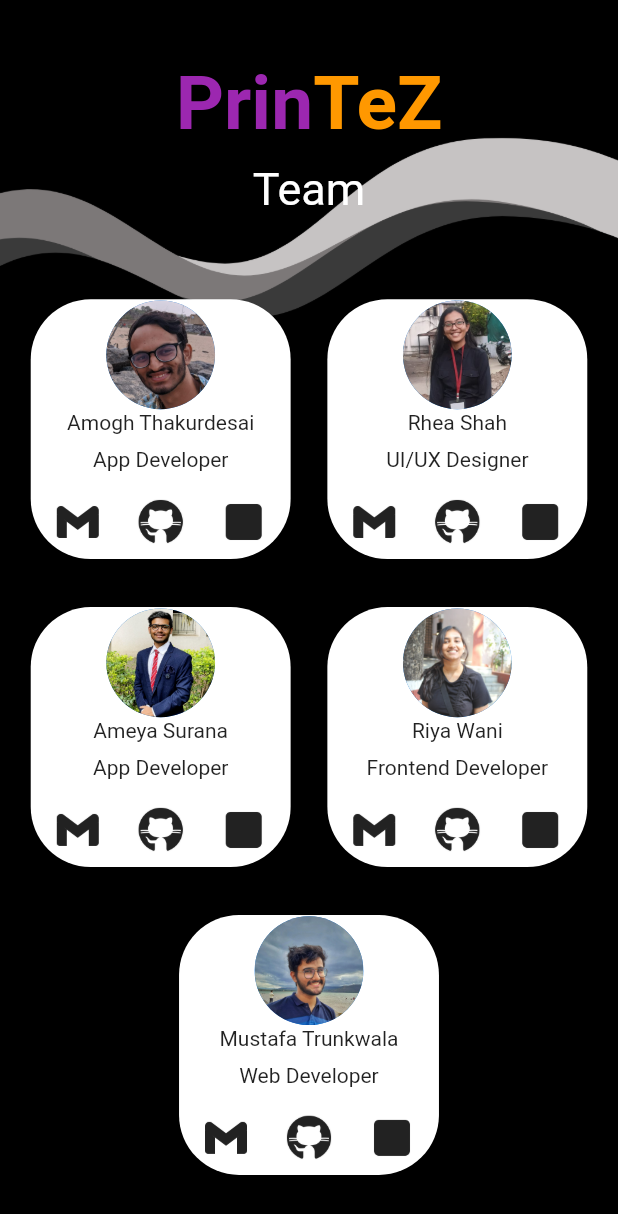
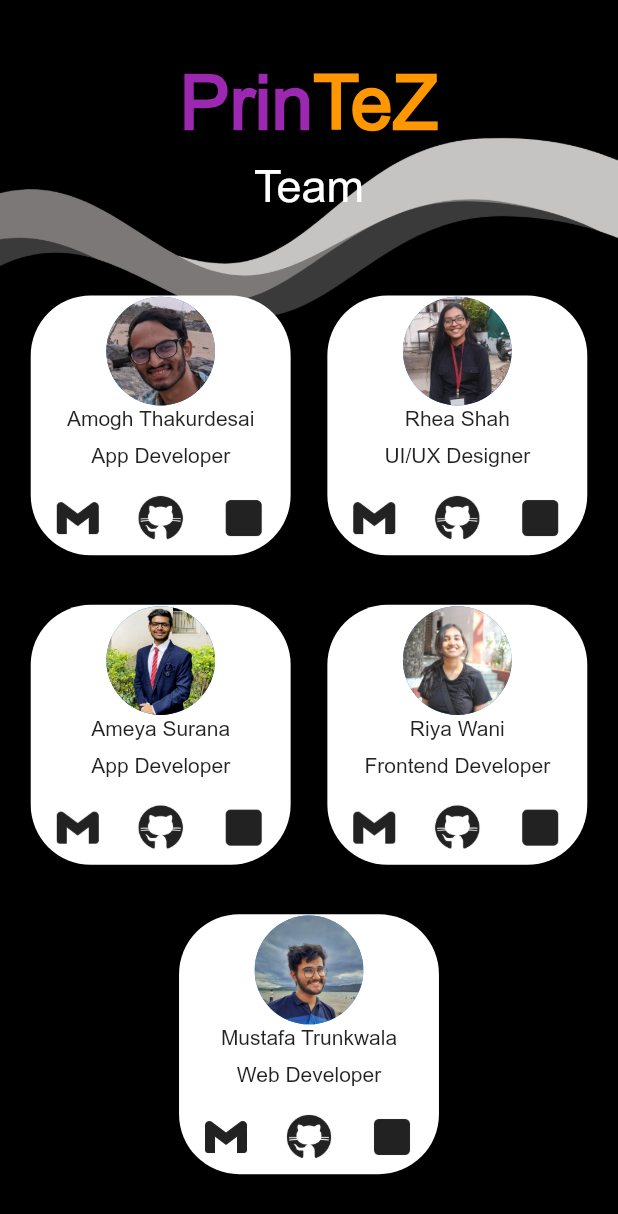
Before and after one commit to TechyMT/PBL-Sem-4, a Flutter app: the screen it shows after launch, swiped to page 2, on a phone screen of 412 x 824 dp. Shown: the top 1214 px of the screen. Run offline on Flutter 3.47's test engine with Material 2 defaults, Android fonts, the light colour scheme and no system bars; our stand-ins replace cloud_firestore, file_picker, firebase_auth, firebase_core, firebase_storage, get and 2 more; missing offline and left inert: pdf_render; accounts and stored records are empty.

Commit message:
new changes

```diff
--- a/lib/cartpage.dart
+++ b/lib/cartpage.dart
@@ -223,6 +223,8 @@
                   ddc.cartlinks.clear();
                   ddc.cartdocs.clear();
                   sfc.storagedoc.clear();
+                  sfc.defdocinfo.clear();
+                  sfc.storagedocinfo.clear();
                 },
                 child: Text('Uploads on Temp'),
               ),
--- /dev/null
+++ b/lib/developerspage.dart
@@ -0,0 +1,91 @@
+import "package:flutter/material.dart";
+import "package:printez/printezlogo.dart";
+
+import "aboutcard.dart";
+
+class developersScreen extends StatelessWidget {
+  const developersScreen({
+    super.key,
+  });
+
+  @override
+  Widget build(BuildContext context) {
+    var screenHeight = MediaQuery.of(context).size.height ;
+    var cardHeight = screenHeight * 0.22;
+    return Stack(
+      alignment: Alignment.center,
+      children: [
+        Column(
+          children:[
+
+            SizedBox(
+              height: screenHeight * 0.08,
+            ),
+            Container(
+              color: Colors.transparent,
+              child: Image.asset(
+                "images/appdesigncropped.png",
+                fit: BoxFit.cover,
+              ),
+            ),
+          ],
+        ),
+        Column(
+          crossAxisAlignment: CrossAxisAlignment.center,
+          children: [
+            SizedBox(
+              height: screenHeight * 0.03,
+            ),
+            Container(
+                alignment: Alignment.center,
+                padding: const EdgeInsets.all(15),
+                child: Column(mainAxisAlignment: MainAxisAlignment.center,
+                  children: [
+                    printEZLogo(fontSize: 50),
+                    SizedBox(height: 10,),
+                    const Text('Team',
+                      style: TextStyle(fontSize: 30,
+                          color: Colors.white),),],),
+            ),
+            SizedBox(
+              height: screenHeight * 0.03,
+            ),
+            Expanded(
+              child: Column(
+                mainAxisAlignment: MainAxisAlignment.spaceEvenly,
+                children: [
+
+                  Expanded(
+                    child: Row(
+                      mainAxisAlignment: MainAxisAlignment.spaceEvenly,
+                      children: [
+                        AboutCard(name: "Amogh Thakurdesai",title:'App Developer',size: cardHeight,image:"images/amogh.png", ),
+                        AboutCard(name: "Rhea Shah",size: cardHeight,image:"images/rhea1.png", title: 'UI/UX Designer',),
+                      ],),
+                  ),
+                  Expanded(
+                    child: Row(
+                      mainAxisAlignment: MainAxisAlignment.spaceEvenly,
+                      children: [
+                        AboutCard(name: "Ameya Surana",size: cardHeight,image:"images/surana1.png", title: 'App Developer',),
+                        AboutCard(name: "Riya Wani",size: cardHeight,image:"images/riya.png", title: 'Frontend Developer',),
+                      ],),
+                  ),
+                  Expanded(
+                    child: Row(
+                      mainAxisAlignment: MainAxisAlignment.spaceEvenly,
+                      children: [
+                        AboutCard(name: "Mustafa Trunkwala",size: cardHeight,image:"images/aunty.png", title: 'Web Developer',),
+                      ],),
+                  ),
+                  SizedBox(
+                    height: screenHeight * 0.03,
+                  )
+                ],),
+            )
+          ],
+        ),
+      ],
+    );
+  }
+}
--- a/lib/landingpage.dart
+++ b/lib/landingpage.dart
@@ -6,6 +6,7 @@
 import 'package:smooth_page_indicator/smooth_page_indicator.dart';
 import 'package:get/get.dart';
 import "constants.dart";
+import 'developerspage.dart';
 import "printezlogo.dart";
 
 class LandingPage extends StatefulWidget {
@@ -25,7 +26,7 @@
         body: PageView(
           children: [
             firstScreen(),
-            secondScreen(),
+            developersScreen(),
             welcomeThirdScreen(),
           ],
         ),
@@ -88,87 +89,6 @@
   }
 }
 
-class secondScreen extends StatelessWidget {
-  const secondScreen({
-    super.key,
-  });
-
-  @override
-  Widget build(BuildContext context) {
-    var screenHeight = MediaQuery.of(context).size.height ;
-    var cardHeight = screenHeight * 0.22;
-    return Stack(
-      alignment: Alignment.center,
-      children: [
-        Column(
-          children:[
-
-            SizedBox(
-              height: screenHeight * 0.08,
-            ),
-            Container(
-              color: Colors.transparent,
-              child: Image.asset(
-                "images/appdesigncropped.png",
-                fit: BoxFit.cover,
-              ),
-            ),
-          ],
-        ),
-        Column(
-          crossAxisAlignment: CrossAxisAlignment.center,
-          children: [
-            SizedBox(
-              height: screenHeight * 0.03,
-            ),
-            Container(
-              alignment: Alignment.center,
-                padding: const EdgeInsets.all(15),
-              child: Column(mainAxisAlignment: MainAxisAlignment.center,
-                children: [printEZLogo(fontSize: 50),SizedBox(height: 10,),const Text('Team',style: TextStyle(fontSize: 30, color: Colors.white),)],)
-            ),
-            SizedBox(
-              height: screenHeight * 0.03,
-            ),
-            Expanded(
-              child: Column(
-                mainAxisAlignment: MainAxisAlignment.spaceEvenly,
-                children: [
-
-                  Expanded(
-                    child: Row(
-                      mainAxisAlignment: MainAxisAlignment.spaceEvenly,
-                      children: [
-                        AboutCard(name: "Amogh Thakurdesai",title:'App Developer',size: cardHeight,image:"images/amogh.png", ),
-                        AboutCard(name: "Rhea Shah",size: cardHeight,image:"images/rhea1.png", title: 'UI/UX Designer',),
-                      ],),
-                  ),
-                  Expanded(
-                    child: Row(
-                      mainAxisAlignment: MainAxisAlignment.spaceEvenly,
-                      children: [
-                        AboutCard(name: "Ameya Surana",size: cardHeight,image:"images/surana1.png", title: 'App Developer',),
-                        AboutCard(name: "Riya Wani",size: cardHeight,image:"images/riya.png", title: 'Frontend Developer',),
-                      ],),
-                  ),
-                  Expanded(
-                    child: Row(
-                      mainAxisAlignment: MainAxisAlignment.spaceEvenly,
-                      children: [
-                        AboutCard(name: "Mustafa Trunkwala",size: cardHeight,image:"images/aunty.png", title: 'Web Developer',),
-                      ],),
-                  ),
-                  SizedBox(
-                    height: screenHeight * 0.03,
-                  )
-                ],),
-            )
-          ],
-        ),
-      ],
-    );
-  }
-}
 
 class welcomeThirdScreen extends StatelessWidget {
   const welcomeThirdScreen({
--- a/lib/main.dart
+++ b/lib/main.dart
@@ -85,6 +85,7 @@
             title: 'Flutter Demo',
             theme: ThemeData(
               primarySwatch: Colors.blue,
+              fontFamily: "Arial",
             ),
             home: const LandingPage(),
           );
--- a/lib/printezlogo.dart
+++ b/lib/printezlogo.dart
@@ -16,6 +16,7 @@
           fontSize: fontSize,
           color: Colors.purple,
           fontWeight: FontWeight.bold,
+          fontStyle: FontStyle.normal,
         ),
       ),
       Text(
```
Also changed, not shown: lib/historypage.dart (+25 -6 lines), lib/homescreen.dart (+11 -1 lines), pubspec.yaml (+5 -12 lines), fonts/ARIAL.TTF (added), 1 other file.
